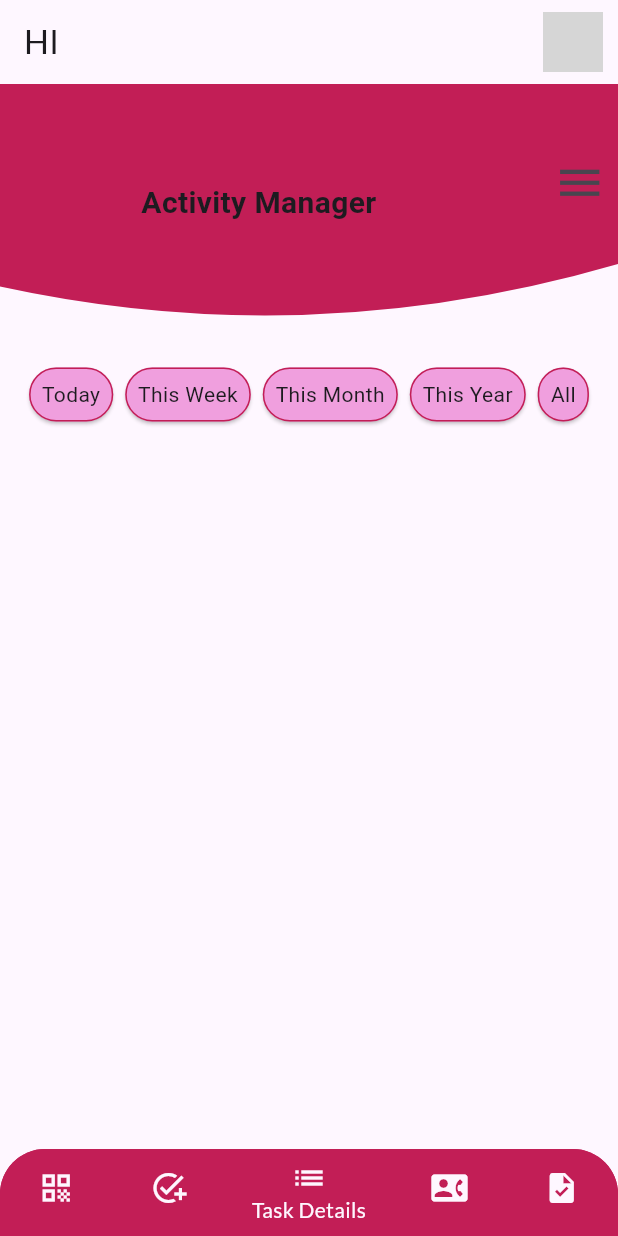
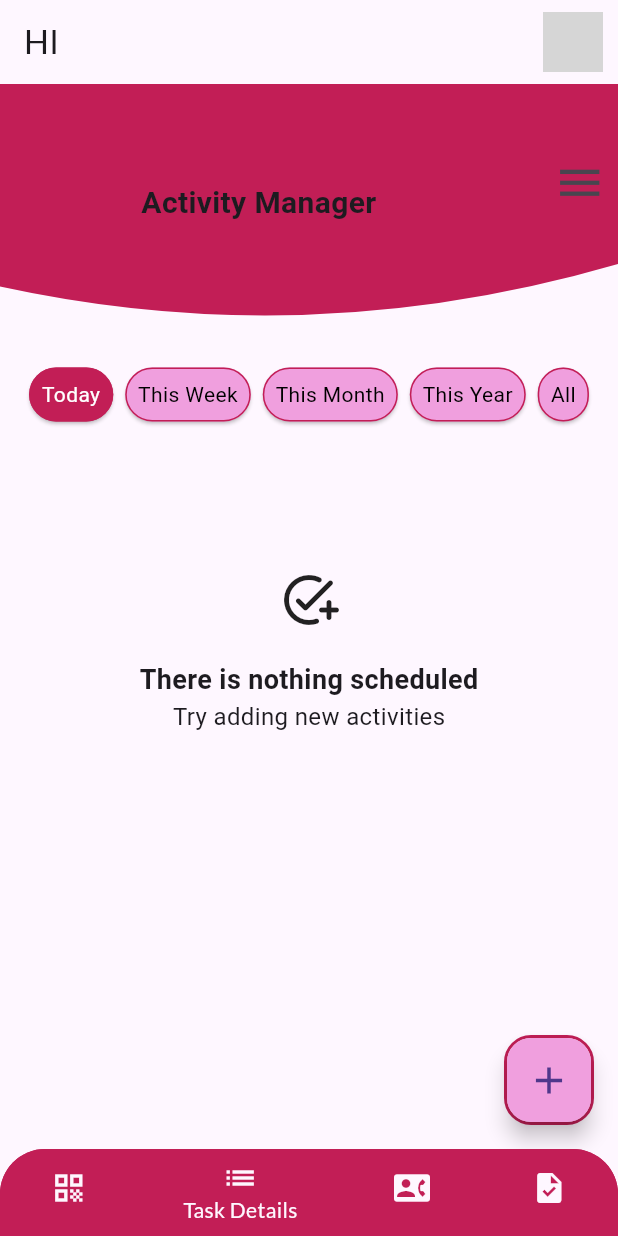
Before and after one commit to RakeshKumarSenapati/Staff_task_management, a Flutter app: the NavPage screen opened directly, on a phone screen of 412 x 824 dp. Run offline on Flutter 3.47's test engine with Material 3 defaults, Android fonts, the phone set to English and light mode, and no system bars; our stand-ins replace animate_do, flutter_svg, fluttertoast, google_fonts, image_picker, month_picker_dialog and 1 more; missing offline and left inert: flutter_phone_direct_caller, mobile_scanner, qr_scanner_overlay; accounts and stored records are empty; network calls fail; statements that could not run were skipped; grey boxes are pictures that could not be loaded.

Commit message:
final commit

```diff
--- a/lib/mobile/detailsMobile.dart
+++ b/lib/mobile/detailsMobile.dart
@@ -1,6 +1,7 @@
 import 'dart:convert';
 import 'package:animate_do/animate_do.dart';
 import 'package:flutter/material.dart';
+import 'package:flutter_application_1/mobile/mob_add_task.dart';
 import 'package:intl/intl.dart';
 import 'package:http/http.dart' as http;
 import 'package:shared_preferences/shared_preferences.dart';
@@ -31,6 +32,7 @@ class _TaskListScreenState extends State<TaskListScreen> {
   DateTime selectedDate = DateTime.now();
   DateTime lastWeek = DateTime.now().subtract(Duration(days: 7));
   DateTime? selectedMonth;
+  int selectedFilterIndex = 0;
 
   final GlobalKey<ScaffoldState> _scaffoldKey = GlobalKey<ScaffoldState>();
 
@@ -38,7 +40,12 @@ class _TaskListScreenState extends State<TaskListScreen> {
   void initState() {
     super.initState();
     // data fetching method call
-    fetchData();
+    initializeData();
+  }
+
+  Future<void> initializeData() async {
+    await fetchData();
+    filterTasksToday();
   }
 
   // status convert
@@ -186,6 +193,14 @@ class _TaskListScreenState extends State<TaskListScreen> {
     filterTasksByYear(currentYear);
   }
 
+  void _navigateToAddTaskScreen(BuildContext context) {
+    // Replace AddTaskScreen with the actual screen you want to navigate to
+    Navigator.push(
+      context,
+      MaterialPageRoute(builder: (context) => Mob_Add_Task()),
+    );
+  }
+
   Widget buildFilterOptions() {
     return Padding(
       padding: const EdgeInsets.all(5),
@@ -196,46 +211,59 @@ class _TaskListScreenState extends State<TaskListScreen> {
           child: Row(
             mainAxisAlignment: MainAxisAlignment.spaceEvenly,
             children: [
-                buildFilterOption(" Today ", () => filterTasksToday()),
-                buildFilterOption(" This Week ", () => filterTasksLastWeek()),
-                buildFilterOption(" This Month ", () {
+              buildFilterOption(" Today ", 0, () => filterTasksToday()),
+              buildFilterOption(" This Week ", 1, () => filterTasksLastWeek()),
+              buildFilterOption(" This Month ", 2, () {
                 _selectMonth(context);
               }),
-                buildFilterOption(" This Year ", () {
+              buildFilterOption(" This Year ", 3, () {
                 _selectYear(context);
               }),
-                buildFilterOption(" All ", () => setFilter(TaskStatus.all)),
+              buildFilterOption(" All ", 4, () => setFilter(TaskStatus.all)),
             ],
           ),
-          )),
+        ),
+      ),
     );
   }
 
-  Widget buildFilterOption(String label, VoidCallback onPressed) {
+  Widget buildFilterOption(String label, int index, VoidCallback onPressed) {
     const _color1 = Color(0xFFC21E56);
     const _color2 = Color(0xFFF09FDE);
+    final isSelected = selectedFilterIndex == index;
+    final bgColor = isSelected ? _color1 : _color2;
 
     return Card(
-      color: _color2,
+      color: bgColor,
       shape: RoundedRectangleBorder(
         borderRadius: BorderRadius.circular(20.0),
         side: BorderSide(color: _color1),
       ),
       child: InkWell(
-        onTap: onPressed,
+        onTap: () {
+          setState(() {
+            selectedFilterIndex = index;
+          });
+          onPressed();
+        },
         borderRadius: BorderRadius.circular(20.0),
         child: Padding(
           padding: const EdgeInsets.symmetric(vertical: 8.0, horizontal: 5),
-          child: Text(label),
+          child: Text(
+            label,
+            style: TextStyle(
+              color: isSelected ? Colors.white : Colors.black,
+            ),
+          ),
         ),
       ),
     );
   }
 
-  @override
   Widget build(BuildContext context) {
     String name = "Activity Manager";
     const _color1 = Color(0xFFC21E56);
+    const _color2 = Color(0xFFF09FDE);
 
     return Scaffold(
       key: _scaffoldKey,
@@ -253,25 +281,14 @@ class _TaskListScreenState extends State<TaskListScreen> {
                     color: _color1,
                   ),
                   child: Row(
-                  // mainAxisAlignment: MainAxisAlignment.start,
                     children: [
                       Column(
-                      mainAxisAlignment: MainAxisAlignment.start,
                         children: [
                           SizedBox(height: 30),
-                        Padding(
-                          padding: EdgeInsets.all(0),
-                          // child: Icon(
-                          //   Icons.person,
-                          //   color: Colors.black,
-                          //   size: 75,
-                          // ),
-                        ),
                         ],
                       ),
                       Expanded(
                         child: Column(
-                        mainAxisAlignment: MainAxisAlignment.start,
                           children: [
                             Padding(
                               padding: EdgeInsets.only(top: 65),
@@ -287,11 +304,9 @@ class _TaskListScreenState extends State<TaskListScreen> {
                         ),
                       ),
                       Column(
-                      mainAxisAlignment: MainAxisAlignment.start,
                         children: [
                           Padding(
-                          padding: const EdgeInsets.only(
-                              top: 40, left: 16), // Adjust left padding
+                            padding: const EdgeInsets.only(top: 40, left: 16),
                             child: Builder(
                               builder: (context) => IconButton(
                                 icon: Icon(Icons.menu),
@@ -313,7 +328,32 @@ class _TaskListScreenState extends State<TaskListScreen> {
             SizedBox(
               height: 10,
             ),
-          Container(
+            // Check if tasks list is empty
+            tasks.isEmpty
+                ? Center(
+                    child: Column(
+                      mainAxisAlignment: MainAxisAlignment.center,
+                      children: [
+                        SizedBox(height: 80,),
+                        Icon(Icons.add_task_rounded,size: 40,),
+                        SizedBox(height: 20,),
+                        Text(
+                          "There is nothing scheduled",
+                          style: TextStyle(
+                            fontSize: 18,
+                            fontWeight: FontWeight.bold,
+                          ),
+                        ),
+                        Text(
+                          "Try adding new activities",
+                          style: TextStyle(
+                            fontSize: 16,
+                          ),
+                        ),
+                      ],
+                    ),
+                  )
+                : Container(
                     height: 400,
                     child: ListView.builder(
                       padding: EdgeInsets.zero,
@@ -338,8 +378,8 @@ class _TaskListScreenState extends State<TaskListScreen> {
                         return Padding(
                           padding: EdgeInsets.only(left: 5, right: 5),
                           child: FadeInRightBig(
-                      duration: Duration(milliseconds: 1500),
-                      delay: Duration(milliseconds: index * 200),
+                            duration: Duration(milliseconds: 800),
+                            delay: Duration(milliseconds: index * 100),
                             child: Card(
                               child: SizedBox(
                                 height: 70,
@@ -356,7 +396,8 @@ class _TaskListScreenState extends State<TaskListScreen> {
                           ),
                         );
                       },
-              )),
+                    ),
+                  ),
           ],
         ),
       ),
@@ -370,7 +411,8 @@ class _TaskListScreenState extends State<TaskListScreen> {
               onTap: () {
                 setFilter(TaskStatus.all);
                 Navigator.pop(context);
-                  }),
+              },
+            ),
             ListTile(
               title: Text("Active"),
               selected: filter == TaskStatus.active,
@@ -396,7 +438,23 @@ class _TaskListScreenState extends State<TaskListScreen> {
               },
             ),
           ],
-          )),
+        ),
+      ),
+      floatingActionButton: Container(
+        decoration: BoxDecoration(
+            border: Border.all(width: 2, color: _color1),
+            borderRadius: BorderRadius.all(Radius.circular(18))),
+        child: FloatingActionButton(
+          backgroundColor: _color2,
+          onPressed: () {
+            _navigateToAddTaskScreen(context);
+          },
+          child: Icon(
+            Icons.add,
+            size: 30,
+          ),
+        ),
+      ),
     );
   }
 }
--- a/lib/mobile/mob_navbar.dart
+++ b/lib/mobile/mob_navbar.dart
@@ -19,13 +19,14 @@ class NavPage extends StatefulWidget {
 }
 
 class _NavPageState extends State<NavPage> {
-  int _currentIndex = 2;
+  int _currentIndex = 1;
    XFile? _pickedImage;
   late String pickedImagePath;
   final List<Widget> _pages = [
     QrCodeScanner(),
-    Mob_Add_Task(),
+    // Mob_Add_Task(),
     DetailsMobile(),
+    // DetailsMobile(),
     ContactPrev(),
     Task_mgmt(),
   ];
@@ -127,8 +128,8 @@ class _NavPageState extends State<NavPage> {
             onTap: (int index) {
               setState(() {
                 _currentIndex = index;
-                if (index == 3) {
-                  _showContactDialog(context);
+                if (index ==2) {
+                  // _showContactDialog(context);
                 }
               });
             },
@@ -138,11 +139,11 @@ class _NavPageState extends State<NavPage> {
                 label: 'Attendance',
                 backgroundColor: Color(0xFFC21E56),
               ),
-              BottomNavigationBarItem(
-                icon: Icon(Icons.add_task),
-                label: 'Add Task',
-                backgroundColor: Color(0xFFC21E56),
-              ),
+              // BottomNavigationBarItem(
+              //   icon: Icon(Icons.add_task),
+              //   label: 'Add Task',
+              //   backgroundColor: Color(0xFFC21E56),
+              // ),
               BottomNavigationBarItem(
                 icon: Icon(Icons.list),
                 label: 'Task Details',
--- a/pubspec.yaml
+++ b/pubspec.yaml
@@ -35,7 +35,7 @@ dependencies:
   # The following adds the Cupertino Icons font to your application.
   # Use with the CupertinoIcons class for iOS style icons.
   cupertino_icons: ^1.0.2
-  google_fonts: ^5.1.0
+  google_fonts: ^6.1.0
   video_player: ^2.7.1
   curved_navigation_bar: ^1.0.3
   flutter_svg: ^2.0.7
@@ -68,7 +68,7 @@ dev_dependencies:
   # activated in the `analysis_options.yaml` file located at the root of your
   # package. See that file for information about deactivating specific lint
   # rules and activating additional ones.
-  flutter_lints: ^2.0.0
+  flutter_lints: ^3.0.1
   flutter_native_splash: ^2.3.2
 
 
```
Also changed, not shown: pubspec.lock. Lines whose indentation alone changed are shown as unchanged.
